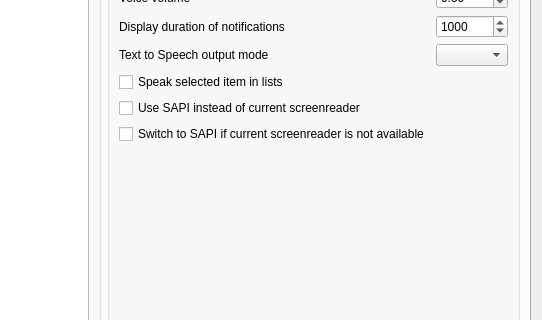
BearWare/TeamTalk5, file Client/qtTeamTalk/preferences.ui: the form before one commit; both pictures show x 452 to 994 and y 202 to 522 of the 994 by 697 pixel window.
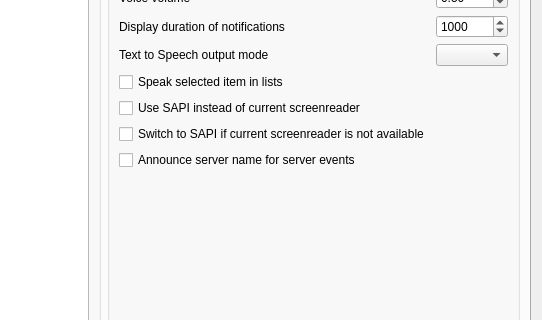
The form after the commit. The open tabs and pages were chosen to show the change. Icons and pictures are not drawn. Custom widgets are drawn as their Qt base class.

Commit message: Option to announce server name for some server related TTS events

Patch:
```diff
--- a/Client/qtTeamTalk/preferences.ui
+++ b/Client/qtTeamTalk/preferences.ui
@@ -2380,6 +2380,13 @@
               </property>
              </widget>
             </item>
+            <item row="11" column="0">
+             <widget class="QCheckBox" name="ttsSrvNameChkBox">
+              <property name="text">
+               <string>Announce server name for server events</string>
+              </property>
+             </widget>
+            </item>
            </layout>
           </item>
           <item>
```
The commit also changes 4 other files.
